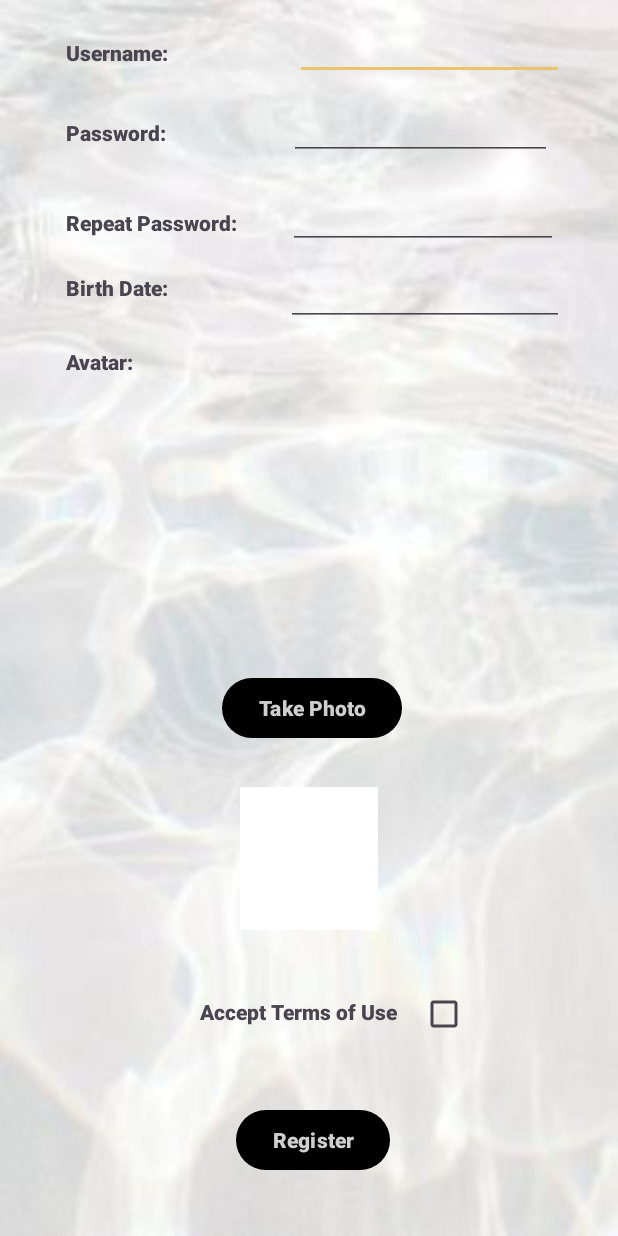
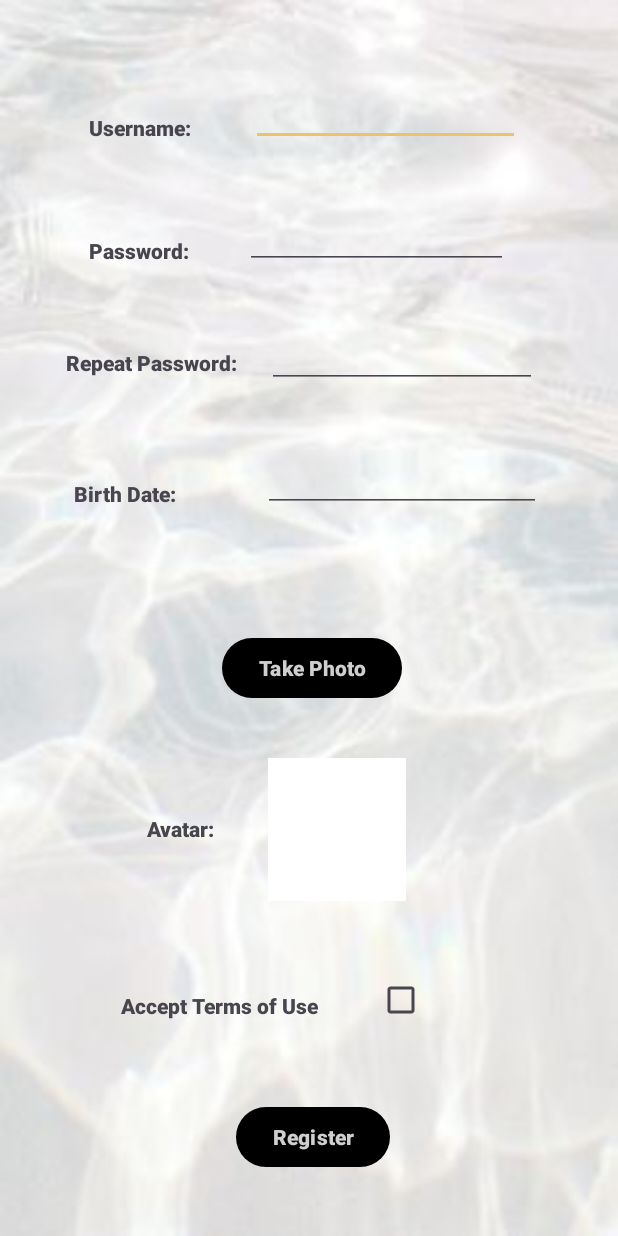
Before and after one commit to Tagyaku/AppVicenteMisCocos, an Android app: the RegisterActivity screen opened directly, with no data from a screen before it, on a phone screen of 412 x 824 dp. Run offline under Robolectric (Android 15) with nearby library versions, the phone set to English and light mode, and no system bars; our stand-ins replace Room's generated code, data binding; pictures from the network do not load; 1 statement that could not run was skipped.

Commit message:
commit constraints

```diff
--- a/app/src/main/res/layout/activity_register.xml
+++ b/app/src/main/res/layout/activity_register.xml
@@ -13,46 +13,58 @@
             android:id="@+id/UsernameTextView"
             android:layout_width="74dp"
             android:layout_height="21dp"
-            android:layout_marginStart="44dp"
-            android:layout_marginTop="25dp"
+            android:layout_marginStart="30dp"
+            android:layout_marginTop="54dp"
+            android:layout_marginEnd="5dp"
+
+            android:layout_marginBottom="40dp"
             android:fontFamily="sans-serif-black"
             android:text="Username:"
-
+            app:layout_constraintBottom_toTopOf="@+id/PasswordTextView"
+            app:layout_constraintEnd_toStartOf="@+id/Username"
             app:layout_constraintStart_toStartOf="parent"
-            app:layout_constraintTop_toTopOf="parent" />
+            app:layout_constraintTop_toTopOf="parent"
+            app:layout_constraintVertical_bias="0.47000003" />
 
         <EditText
             android:id="@+id/Username"
             android:layout_width="179dp"
             android:layout_height="45dp"
-            android:layout_marginTop="8dp"
+            android:layout_marginTop="32dp"
             android:layout_marginEnd="36dp"
             android:ems="10"
             android:fontFamily="sans-serif-black"
             android:inputType="text"
+            app:layout_constraintBottom_toTopOf="@+id/Password"
             app:layout_constraintEnd_toEndOf="parent"
+            app:layout_constraintStart_toEndOf="@+id/UsernameTextView"
             app:layout_constraintTop_toTopOf="parent" />
 
         <EditText
             android:id="@+id/Password"
             android:layout_width="175dp"
             android:layout_height="41dp"
-            android:layout_marginTop="12dp"
+            android:layout_marginTop="20dp"
             android:layout_marginEnd="44dp"
             android:ems="10"
             android:fontFamily="sans-serif-black"
             android:inputType="textPassword"
+            app:layout_constraintBottom_toTopOf="@+id/RepeatPassword"
             app:layout_constraintEnd_toEndOf="parent"
+            app:layout_constraintStart_toEndOf="@+id/PasswordTextView"
             app:layout_constraintTop_toBottomOf="@+id/Username" />
 
         <TextView
             android:id="@+id/PasswordTextView"
             android:layout_width="69dp"
             android:layout_height="23dp"
-            android:layout_marginStart="44dp"
-            android:layout_marginTop="32dp"
+            android:layout_marginStart="30dp"
+            android:layout_marginEnd="5dp"
+            android:layout_marginBottom="30dp"
             android:fontFamily="sans-serif-black"
             android:text="Password:"
+            app:layout_constraintBottom_toTopOf="@+id/RepeatPasswordTextView"
+            app:layout_constraintEnd_toStartOf="@+id/Password"
             app:layout_constraintStart_toStartOf="parent"
             app:layout_constraintTop_toBottomOf="@+id/UsernameTextView" />
 
@@ -60,11 +72,12 @@
             android:id="@+id/RepeatPasswordTextView"
             android:layout_width="wrap_content"
             android:layout_height="wrap_content"
-            android:layout_marginStart="44dp"
-            android:layout_marginTop="32dp"
-            android:layout_marginEnd="1dp"
+            android:layout_marginStart="30dp"
+            android:layout_marginEnd="5dp"
+            android:layout_marginBottom="15dp"
             android:fontFamily="sans-serif-black"
             android:text="Repeat Password:"
+            app:layout_constraintBottom_toTopOf="@+id/BirthDateTextView"
             app:layout_constraintEnd_toStartOf="@+id/RepeatPassword"
             app:layout_constraintHorizontal_bias="0.0"
             app:layout_constraintStart_toStartOf="parent"
@@ -74,12 +87,14 @@
             android:id="@+id/avatar"
             android:layout_width="wrap_content"
             android:layout_height="wrap_content"
-            android:layout_marginStart="44dp"
-            android:layout_marginTop="152dp"
+            android:layout_marginStart="100dp"
+            android:layout_marginTop="73dp"
+            android:layout_marginEnd="5dp"
             android:fontFamily="sans-serif-black"
             android:text="Avatar:"
+            app:layout_constraintEnd_toStartOf="@+id/CameraImageView"
             app:layout_constraintStart_toStartOf="parent"
-            app:layout_constraintTop_toBottomOf="@+id/avatarContainer" />
+            app:layout_constraintTop_toBottomOf="@+id/takePhotoButton" />
 
         <EditText
             android:id="@+id/RepeatPassword"
@@ -87,20 +102,28 @@
             android:layout_height="43dp"
             android:layout_marginTop="16dp"
             android:layout_marginEnd="40dp"
+            android:layout_marginBottom="5dp"
             android:ems="10"
             android:fontFamily="sans-serif-black"
             android:inputType="textPassword"
+            app:layout_constraintBottom_toTopOf="@+id/BirthDate"
             app:layout_constraintEnd_toEndOf="parent"
+            app:layout_constraintStart_toEndOf="@+id/RepeatPasswordTextView"
             app:layout_constraintTop_toBottomOf="@+id/Password" />
+
 
         <TextView
             android:id="@+id/BirthDateTextView"
             android:layout_width="wrap_content"
             android:layout_height="wrap_content"
-            android:layout_marginStart="44dp"
-            android:layout_marginTop="24dp"
+            android:layout_marginStart="30dp"
+            android:layout_marginEnd="5dp"
+            android:layout_marginBottom="30dp"
             android:fontFamily="sans-serif-black"
             android:text="Birth Date:"
+            app:layout_constraintBottom_toTopOf="@+id/takePhotoButton"
+            app:layout_constraintEnd_toStartOf="@+id/BirthDate"
+            app:layout_constraintHorizontal_bias="0.21"
             app:layout_constraintStart_toStartOf="parent"
             app:layout_constraintTop_toBottomOf="@+id/RepeatPasswordTextView" />
 
@@ -108,12 +131,16 @@
             android:id="@+id/BirthDate"
             android:layout_width="185dp"
             android:layout_height="47dp"
-            android:layout_marginTop="4dp"
-            android:layout_marginEnd="36dp"
+            android:layout_marginStart="33dp"
+            android:layout_marginTop="10dp"
+            android:layout_marginEnd="32dp"
+            android:layout_marginBottom="20dp"
             android:ems="10"
             android:fontFamily="sans-serif-black"
             android:inputType="date"
+            app:layout_constraintBottom_toTopOf="@+id/takePhotoButton"
             app:layout_constraintEnd_toEndOf="parent"
+            app:layout_constraintStart_toEndOf="@+id/BirthDateTextView"
             app:layout_constraintTop_toBottomOf="@+id/RepeatPassword" />
 
 
@@ -122,82 +149,96 @@
             android:layout_width="wrap_content"
             android:layout_height="wrap_content"
             android:layout_marginStart="52dp"
-            android:layout_marginEnd="2dp"
-            android:layout_marginBottom="140dp"
+            android:layout_marginEnd="1dp"
+            android:layout_marginBottom="124dp"
             android:fontFamily="sans-serif-black"
             android:text="Accept Terms of Use"
             app:layout_constraintBottom_toBottomOf="parent"
             app:layout_constraintEnd_toStartOf="@+id/TermsOfUse"
             app:layout_constraintHorizontal_bias="0.943"
-            app:layout_constraintStart_toStartOf="parent" />
-
+            app:layout_constraintStart_toStartOf="parent"
+            app:layout_constraintTop_toBottomOf="@+id/CameraImageView" />
 
         <CheckBox
             android:id="@+id/TermsOfUse"
             android:layout_width="wrap_content"
             android:layout_height="wrap_content"
+            android:layout_marginTop="35dp"
             android:layout_marginEnd="92dp"
             android:layout_marginBottom="36dp"
             app:layout_constraintBottom_toTopOf="@+id/VerifyRegisterbutton"
-            app:layout_constraintEnd_toEndOf="parent" />
+            app:layout_constraintEnd_toEndOf="parent"
+            app:layout_constraintStart_toEndOf="@+id/TermsTextView"
+            app:layout_constraintTop_toBottomOf="@+id/CameraImageView" />
 
         <Button
             android:id="@+id/VerifyRegisterbutton"
             android:layout_width="wrap_content"
             android:layout_height="wrap_content"
+            android:layout_marginStart="157dp"
+            android:layout_marginTop="52dp"
             android:layout_marginEnd="152dp"
             android:layout_marginBottom="40dp"
             android:fontFamily="sans-serif-black"
             android:text="Register"
             android:textColor="#CFCFCF"
             app:layout_constraintBottom_toBottomOf="parent"
-            app:layout_constraintEnd_toEndOf="parent" />
+            app:layout_constraintEnd_toEndOf="parent"
+            app:layout_constraintStart_toStartOf="parent"
+            app:layout_constraintTop_toBottomOf="@+id/TermsTextView" />
 
         <ImageButton
             android:id="@+id/CameraImageView"
             android:layout_width="92dp"
             android:layout_height="95dp"
-            android:layout_marginEnd="160dp"
-            android:layout_marginBottom="204dp"
+            android:layout_marginStart="30dp"
+            android:layout_marginTop="10dp"
+            android:layout_marginEnd="144dp"
+            android:layout_marginBottom="40dp"
             android:background="#FFFFFF"
             android:fontFamily="sans-serif-black"
-            app:layout_constraintBottom_toBottomOf="parent"
-            app:layout_constraintEnd_toEndOf="parent" />
+            app:layout_constraintBottom_toTopOf="@+id/TermsTextView"
+            app:layout_constraintEnd_toEndOf="parent"
+            app:layout_constraintStart_toEndOf="@+id/avatar"
+            app:layout_constraintTop_toBottomOf="@+id/takePhotoButton" />
 
         <Button
             android:id="@+id/chooseRandomImageButton"
-            android:layout_width="wrap_content"
-            android:layout_height="wrap_content"
-            android:layout_marginEnd="100dp"
-            android:layout_marginBottom="208dp"
+            android:layout_width="89dp"
+            android:layout_height="19dp"
             android:fontFamily="sans-serif-black"
             android:text="Choose Random Image"
             android:textColor="#CFCFCF"
             android:visibility="invisible"
-            app:layout_constraintBottom_toTopOf="@+id/TermsOfUse"
-            app:layout_constraintEnd_toEndOf="parent" />
+            tools:layout_editor_absoluteX="421dp"
+            tools:layout_editor_absoluteY="302dp" />
 
         <Button
             android:id="@+id/takePhotoButton"
             android:layout_width="wrap_content"
             android:layout_height="wrap_content"
-            android:layout_marginTop="4dp"
+            android:layout_marginStart="147dp"
+            android:layout_marginTop="40dp"
             android:layout_marginEnd="144dp"
+            android:layout_marginBottom="5dp"
             android:fontFamily="sans-serif-black"
             android:text="Take Photo"
             android:textColor="#CFCFCF"
+            app:layout_constraintBottom_toTopOf="@+id/CameraImageView"
             app:layout_constraintEnd_toEndOf="parent"
-            app:layout_constraintTop_toBottomOf="@+id/chooseRandomImageButton" />
+            app:layout_constraintHorizontal_bias="1.0"
+            app:layout_constraintStart_toStartOf="parent"
+            app:layout_constraintTop_toBottomOf="@+id/BirthDate" />
 
         <LinearLayout
             android:id="@+id/avatarContainer"
-            android:layout_width="420dp"
-            android:layout_height="79dp"
+            android:layout_width="10dp"
+            android:layout_height="54dp"
             android:gravity="center"
             android:orientation="horizontal"
 
             android:visibility="invisible"
-            app:layout_constraintEnd_toEndOf="parent"
+            tools:layout_editor_absoluteX="410dp"
             tools:layout_editor_absoluteY="240dp">
 
             <ImageButton
```
Also changed, not shown: app/src/main/res/layout/activity_main.xml (+27 -9 lines), app/src/main/res/layout/activity_vicente.xml (+19 -13 lines).
